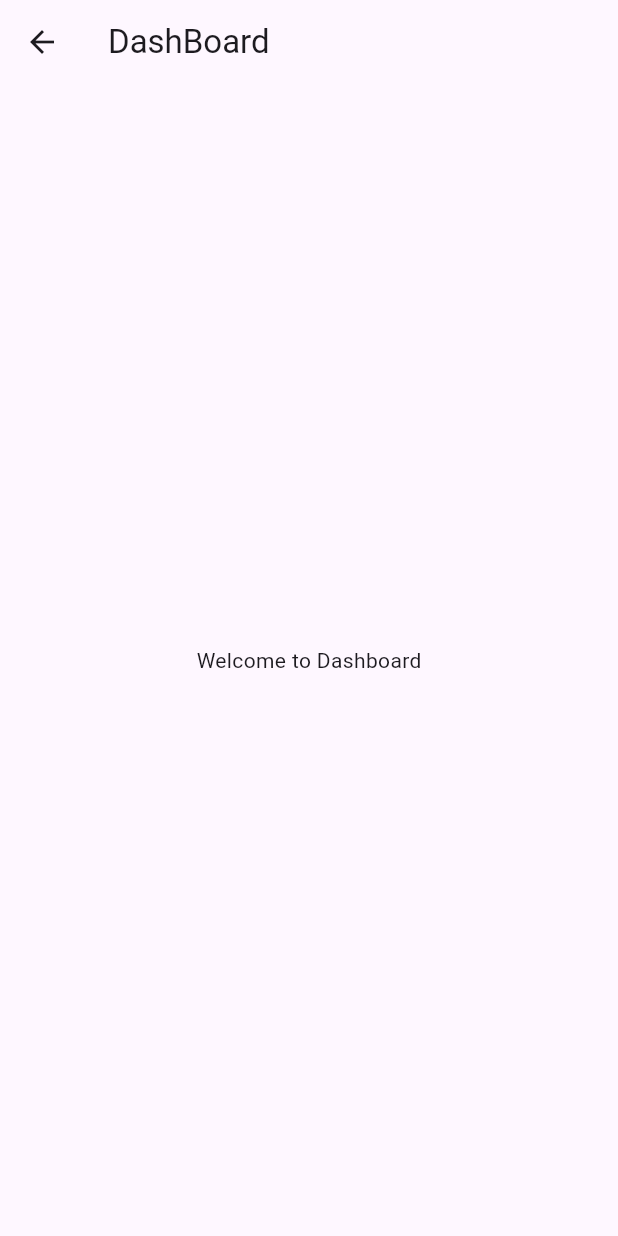
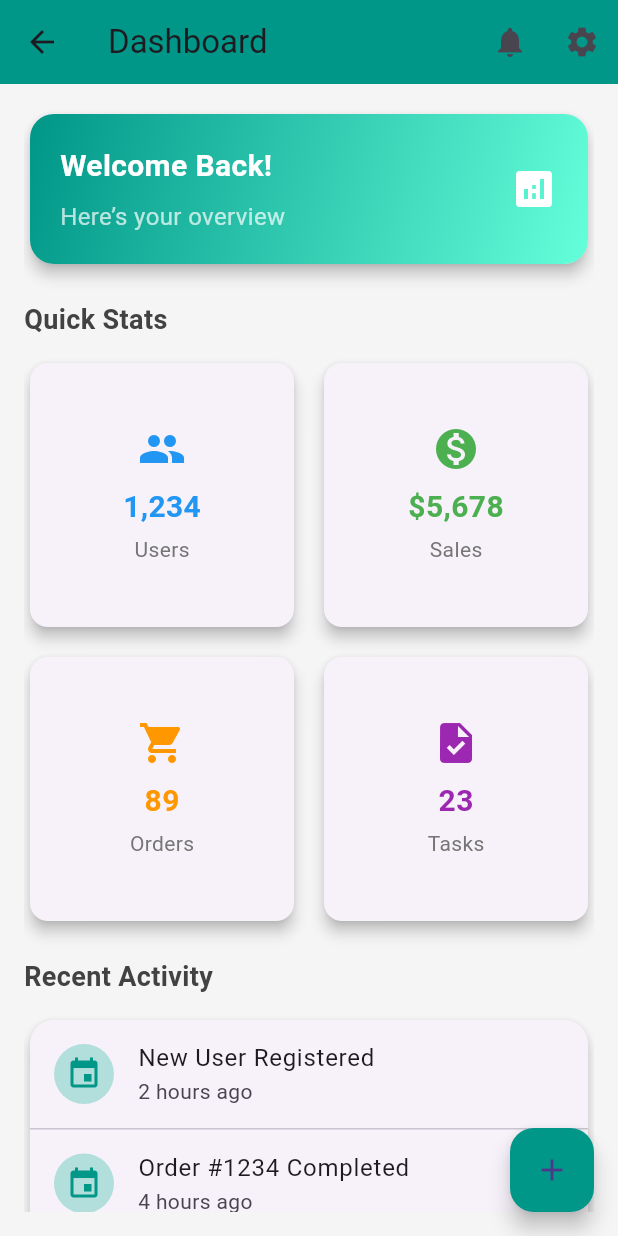
Before and after one commit to 1114nikhil/mpos, a Flutter app: the DashboardScreen screen opened by its route, on a phone screen of 412 x 824 dp. Run offline on Flutter 3.47's test engine with Material 3 defaults, Android fonts, the phone set to English and light mode, and no system bars; our stand-ins replace firebase_auth, firebase_core, google_fonts, google_sign_in, shelf, sqflite and 1 more; accounts and stored records are empty.

Commit message:
changes in dashboard

```diff
--- a/lib/core/routes/app_router.dart
+++ b/lib/core/routes/app_router.dart
@@ -1,6 +1,6 @@
 import 'package:flutter/material.dart';
 import 'package:mpos/features/auth/presentation/screens/login_screen.dart';
-import 'package:mpos/features/dashboard/dashboard.dart';
+import 'package:mpos/features/dashboard/presentation/screen/dashboard.dart';
 
 class AppRouter {
   static Route<dynamic> generateRoute(RouteSettings setting){
--- /dev/null
+++ b/lib/core/widgets/ult_card.dart
@@ -0,0 +1,54 @@
+import 'package:flutter/material.dart';
+
+class UltCard extends StatelessWidget {
+  final String title;
+  final String value;
+  final IconData icon;
+  final Color color;
+  final bool isTablet;
+
+  const UltCard({
+    super.key,
+    required this.title,
+    required this.value,
+    required this.icon,
+    required this.color,
+    required this.isTablet,
+  });
+
+  @override
+  Widget build(BuildContext context) {
+    return Card(
+      elevation: 4,
+      shape: RoundedRectangleBorder(
+        borderRadius: BorderRadius.circular(12),
+      ),
+      child: Container(
+        padding: const EdgeInsets.all(16),
+        child: Column(
+          mainAxisAlignment: MainAxisAlignment.center,
+          children: [
+            Icon(icon, size: isTablet ? 36 : 32, color: color),
+            const SizedBox(height: 8),
+            Text(
+              value,
+              style: TextStyle(
+                fontSize: isTablet ? 22 : 20,
+                fontWeight: FontWeight.bold,
+                color: color,
+              ),
+            ),
+            const SizedBox(height: 4),
+            Text(
+              title,
+              style: TextStyle(
+                fontSize: isTablet ? 16 : 14,
+                color: Colors.grey[600],
+              ),
+            ),
+          ],
+        ),
+      ),
+    );
+  }
+}
--- a/lib/features/dashboard/dashboard.dart
+++ /dev/null
@@ -1,17 +0,0 @@
-import 'package:flutter/material.dart';
-
-class DashboardScreen extends StatelessWidget{
-  // const DashboardScreen({Key? key}) : super(key: key);
-   const DashboardScreen({super.key});
-  @override
-  Widget build(BuildContext context) {
-    return Scaffold(
-      appBar: AppBar(
-        title: const Text('DashBoard'),
-      ),
-      body: const Center(
-        child: Text("Welcome to Dashboard"),
-      ),
-    );
-  }
-}
--- /dev/null
+++ b/lib/features/dashboard/presentation/screen/dashboard.dart
@@ -0,0 +1,188 @@
+import 'package:flutter/material.dart';
+import 'package:mpos/core/widgets/ult_card.dart';
+
+class DashboardScreen extends StatelessWidget {
+  const DashboardScreen({super.key});
+
+  @override
+  Widget build(BuildContext context) {
+    // Get screen size for responsive design
+    final screenWidth = MediaQuery.of(context).size.width;
+    final isTablet = screenWidth > 600;
+
+    return Scaffold(
+      appBar: AppBar(
+        title: const Text('Dashboard'),
+        backgroundColor: Colors.teal,
+        elevation: 0,
+        actions: [
+          IconButton(
+            icon: const Icon(Icons.notifications),
+            onPressed: () {},
+          ),
+          IconButton(
+            icon: const Icon(Icons.settings),
+            onPressed: () {},
+          ),
+        ],
+      ),
+      body: Container(
+        color: Colors.grey[100],
+        padding: EdgeInsets.all(isTablet ? 24.0 : 16.0),
+        child: SingleChildScrollView(
+          child: Column(
+            crossAxisAlignment: CrossAxisAlignment.start,
+            children: [
+              // Welcome Card
+              Card(
+                elevation: 4,
+                shape: RoundedRectangleBorder(
+                  borderRadius: BorderRadius.circular(16),
+                ),
+                child: Container(
+                  padding: const EdgeInsets.all(20),
+                  decoration: BoxDecoration(
+                    gradient: const LinearGradient(
+                      colors: [Colors.teal, Colors.tealAccent],
+                      begin: Alignment.topLeft,
+                      end: Alignment.bottomRight,
+                    ),
+                    borderRadius: BorderRadius.circular(16),
+                  ),
+                  child: Row(
+                    mainAxisAlignment: MainAxisAlignment.spaceBetween,
+                    children: [
+                      Column(
+                        crossAxisAlignment: CrossAxisAlignment.start,
+                        children: [
+                          Text(
+                            'Welcome Back!',
+                            style: TextStyle(
+                              fontSize: isTablet ? 24 : 20,
+                              fontWeight: FontWeight.bold,
+                              color: Colors.white,
+                            ),
+                          ),
+                          const SizedBox(height: 8),
+                          Text(
+                            'Here’s your overview',
+                            style: TextStyle(
+                              fontSize: isTablet ? 18 : 16,
+                              color: Colors.white70,
+                            ),
+                          ),
+                        ],
+                      ),
+                      Icon(
+                        Icons.analytics,
+                        size: isTablet ? 40 : 32,
+                        color: Colors.white,
+                      ),
+                    ],
+                  ),
+                ),
+              ),
+              const SizedBox(height: 20),
+
+              // Stats Grid
+              Text(
+                'Quick Stats',
+                style: TextStyle(
+                  fontSize: isTablet ? 22 : 18,
+                  fontWeight: FontWeight.bold,
+                  color: Colors.grey[800],
+                ),
+              ),
+              const SizedBox(height: 12),
+              GridView.count(
+                shrinkWrap: true,
+                physics: const NeverScrollableScrollPhysics(),
+                crossAxisCount: isTablet ? 3 : 2,
+                crossAxisSpacing: 12,
+                mainAxisSpacing: 12,
+                childAspectRatio: isTablet ? 1.2 : 1.0,
+                children: [
+                  UltCard(
+                    title: 'Users',
+                    value: '1,234',
+                    icon: Icons.people,
+                    color: Colors.blue,
+                    isTablet: isTablet,
+                  ),
+                  UltCard(
+                    title: 'Sales',
+                    value: '\$5,678',
+                    icon: Icons.monetization_on,
+                    color: Colors.green,
+                    isTablet: isTablet,
+                  ),
+                  UltCard(
+                    title: 'Orders',
+                    value: '89',
+                    icon: Icons.shopping_cart,
+                    color: Colors.orange,
+                    isTablet: isTablet,
+                  ),
+                  UltCard(
+                    title: 'Tasks',
+                    value: '23',
+                    icon: Icons.task,
+                    color: Colors.purple,
+                    isTablet: isTablet,
+                  ),
+                ],
+              ),
+              const SizedBox(height: 20),
+
+              // Recent Activity
+              Text(
+                'Recent Activity',
+                style: TextStyle(
+                  fontSize: isTablet ? 22 : 18,
+                  fontWeight: FontWeight.bold,
+                  color: Colors.grey[800],
+                ),
+              ),
+              const SizedBox(height: 12),
+              Card(
+                elevation: 4,
+                shape: RoundedRectangleBorder(
+                  borderRadius: BorderRadius.circular(16),
+                ),
+                child: ListView.separated(
+                  shrinkWrap: true,
+                  physics: const NeverScrollableScrollPhysics(),
+                  itemCount: 3,
+                  separatorBuilder: (context, index) => const Divider(height: 1),
+                  itemBuilder: (context, index) {
+                    final activities = [
+                      {'title': 'New User Registered', 'time': '2 hours ago'},
+                      {'title': 'Order #1234 Completed', 'time': '4 hours ago'},
+                      {'title': 'Task Assigned', 'time': '6 hours ago'},
+                    ];
+                    return ListTile(
+                      leading: CircleAvatar(
+                        backgroundColor: Colors.teal[100],
+                        child: const Icon(Icons.event, color: Colors.teal),
+                      ),
+                      title: Text(
+                        activities[index]['title']!,
+                        style: TextStyle(fontSize: isTablet ? 18 : 16),
+                      ),
+                      subtitle: Text(activities[index]['time']!),
+                    );
+                  },
+                ),
+              ),
+            ],
+          ),
+        ),
+      ),
+      floatingActionButton: FloatingActionButton(
+        onPressed: () {},
+        backgroundColor: Colors.teal,
+        child: const Icon(Icons.add),
+      ),
+    );
+  }
+}
--- a/lib/main.dart
+++ b/lib/main.dart
@@ -8,7 +8,6 @@ import 'package:mpos/core/routes/app_router.dart';
 import 'package:mpos/features/auth/data/repositories/auth_repository.dart';
 import 'package:mpos/features/auth/domain/usecases/login_usecase.dart';
 import 'package:mpos/features/auth/presentation/blocs/auth_bloc.dart';
-import 'package:mpos/features/auth/presentation/screens/login_screen.dart';
 import 'package:provider/provider.dart';
 import 'package:sqflite_common_ffi/sqflite_ffi.dart';
 void main() async {
@@ -19,12 +18,11 @@ void main() async {
   }
 
 
-if(Platform.isMacOS||Platform.isWindows||kIsWeb||Platform.isIOS){
-  await Firebase.initializeApp( options: DefaultFirebaseOptions.currentPlatform, );}
-  else{
-     await Firebase.initializeApp();
-  }
-
+await Firebase.initializeApp(
+  options: kIsWeb || Platform.isWindows || Platform.isMacOS
+      ? DefaultFirebaseOptions.currentPlatform
+      : null, // <- For Android/iOS, use native plist/json config
+);
 
   runApp(MyApp());
 }
```
Also changed, not shown: lib/core/datasources/firebase_options.dart.
